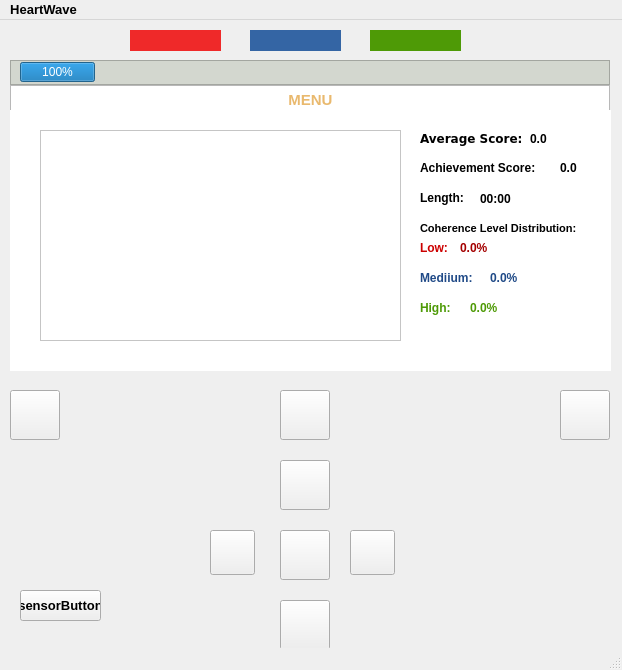
The window that mainwindow.ui (Cherrybomb33/HeartWave) describes before a commit, drawn with Qt 5.
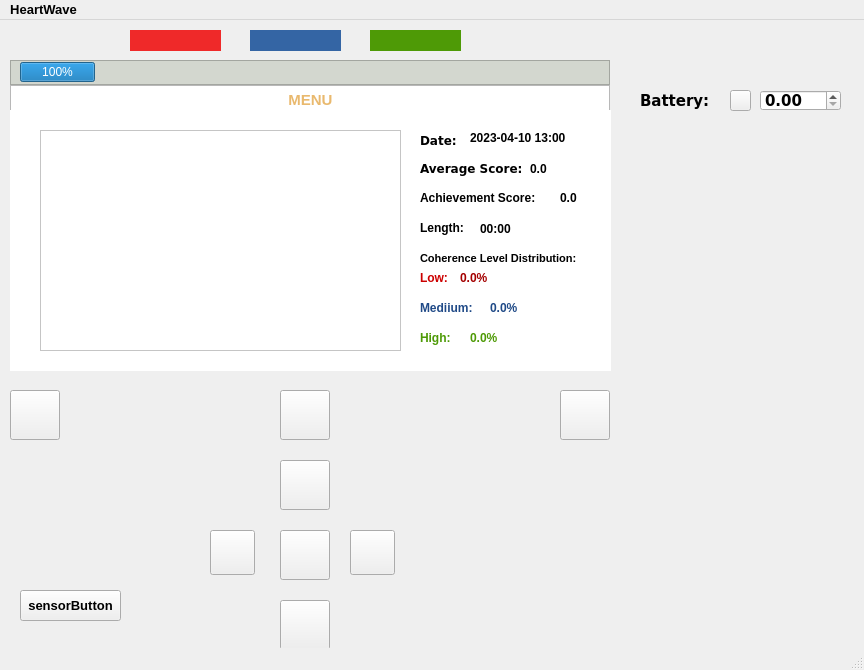
The same window after the commit. The open tabs and pages were chosen to show the change. Icons and pictures are not drawn.

What changed in the file:
```diff
--- a/mainwindow.ui
+++ b/mainwindow.ui
@@ -6,7 +6,7 @@
    <rect>
     <x>0</x>
     <y>0</y>
-    <width>622</width>
+    <width>864</width>
     <height>670</height>
    </rect>
   </property>
@@ -533,7 +533,7 @@
         <x>30</x>
         <y>20</y>
         <width>361</width>
-        <height>211</height>
+        <height>221</height>
        </rect>
       </property>
      </widget>
@@ -541,7 +541,7 @@
       <property name="geometry">
        <rect>
         <x>410</x>
-        <y>20</y>
+        <y>50</y>
         <width>101</width>
         <height>16</height>
        </rect>
@@ -562,7 +562,7 @@
       <property name="geometry">
        <rect>
         <x>410</x>
-        <y>50</y>
+        <y>80</y>
         <width>141</width>
         <height>16</height>
        </rect>
@@ -583,7 +583,7 @@
       <property name="geometry">
        <rect>
         <x>410</x>
-        <y>80</y>
+        <y>110</y>
         <width>51</width>
         <height>16</height>
        </rect>
@@ -604,7 +604,7 @@
       <property name="geometry">
        <rect>
         <x>410</x>
-        <y>110</y>
+        <y>140</y>
         <width>181</width>
         <height>16</height>
        </rect>
@@ -625,7 +625,7 @@
       <property name="geometry">
        <rect>
         <x>410</x>
-        <y>130</y>
+        <y>160</y>
         <width>41</width>
         <height>16</height>
        </rect>
@@ -646,7 +646,7 @@
       <property name="geometry">
        <rect>
         <x>410</x>
-        <y>160</y>
+        <y>190</y>
         <width>61</width>
         <height>16</height>
        </rect>
@@ -667,7 +667,7 @@
       <property name="geometry">
        <rect>
         <x>410</x>
-        <y>190</y>
+        <y>220</y>
         <width>41</width>
         <height>16</height>
        </rect>
@@ -688,7 +688,7 @@
       <property name="geometry">
        <rect>
         <x>520</x>
-        <y>20</y>
+        <y>50</y>
         <width>54</width>
         <height>17</height>
        </rect>
@@ -708,7 +708,7 @@
       <property name="geometry">
        <rect>
         <x>550</x>
-        <y>50</y>
+        <y>80</y>
         <width>41</width>
         <height>16</height>
        </rect>
@@ -728,7 +728,7 @@
       <property name="geometry">
        <rect>
         <x>470</x>
-        <y>80</y>
+        <y>110</y>
         <width>54</width>
         <height>17</height>
        </rect>
@@ -748,7 +748,7 @@
       <property name="geometry">
        <rect>
         <x>450</x>
-        <y>130</y>
+        <y>160</y>
         <width>54</width>
         <height>17</height>
        </rect>
@@ -768,7 +768,7 @@
       <property name="geometry">
        <rect>
         <x>480</x>
-        <y>160</y>
+        <y>190</y>
         <width>54</width>
         <height>17</height>
        </rect>
@@ -788,7 +788,7 @@
       <property name="geometry">
        <rect>
         <x>460</x>
-        <y>190</y>
+        <y>220</y>
         <width>54</width>
         <height>17</height>
        </rect>
@@ -804,6 +804,47 @@
        <string>&lt;html&gt;&lt;head/&gt;&lt;body&gt;&lt;p&gt;&lt;span style=&quot; color:#4e9a06;&quot;&gt;0.0%&lt;/span&gt;&lt;/p&gt;&lt;/body&gt;&lt;/html&gt;</string>
       </property>
      </widget>
+     <widget class="QLabel" name="avgLabel_2">
+      <property name="geometry">
+       <rect>
+        <x>410</x>
+        <y>20</y>
+        <width>51</width>
+        <height>21</height>
+       </rect>
+      </property>
+      <property name="font">
+       <font>
+        <family>DejaVu Sans</family>
+        <pointsize>9</pointsize>
+        <weight>75</weight>
+        <bold>true</bold>
+       </font>
+      </property>
+      <property name="text">
+       <string>Date:</string>
+      </property>
+     </widget>
+     <widget class="QLabel" name="avgSore_2">
+      <property name="geometry">
+       <rect>
+        <x>460</x>
+        <y>20</y>
+        <width>121</width>
+        <height>16</height>
+       </rect>
+      </property>
+      <property name="font">
+       <font>
+        <family>System-ui</family>
+        <weight>75</weight>
+        <bold>true</bold>
+       </font>
+      </property>
+      <property name="text">
+       <string>2023-04-10 13:00</string>
+      </property>
+     </widget>
     </widget>
    </widget>
    <widget class="QLabel" name="menuLabel">
@@ -832,7 +873,7 @@
      <rect>
       <x>20</x>
       <y>570</y>
-      <width>81</width>
+      <width>101</width>
       <height>31</height>
      </rect>
     </property>
@@ -840,6 +881,64 @@
      <string>sensorButton</string>
     </property>
    </widget>
+   <widget class="QWidget" name="BatteryWidget" native="true">
+    <property name="geometry">
+     <rect>
+      <x>630</x>
+      <y>40</y>
+      <width>221</width>
+      <height>311</height>
+     </rect>
+    </property>
+    <widget class="QLabel" name="batteryLabel">
+     <property name="geometry">
+      <rect>
+       <x>10</x>
+       <y>30</y>
+       <width>91</width>
+       <height>21</height>
+      </rect>
+     </property>
+     <property name="font">
+      <font>
+       <family>DejaVu Sans</family>
+       <pointsize>11</pointsize>
+      </font>
+     </property>
+     <property name="text">
+      <string>Battery:</string>
+     </property>
+    </widget>
+    <widget class="QDoubleSpinBox" name="batterySpinBox">
+     <property name="geometry">
+      <rect>
+       <x>130</x>
+       <y>30</y>
+       <width>81</width>
+       <height>21</height>
+      </rect>
+     </property>
+     <property name="font">
+      <font>
+       <family>DejaVu Sans</family>
+       <pointsize>11</pointsize>
+      </font>
+     </property>
+    </widget>
+    <widget class="QPushButton" name="batteryPushButton">
+     <property name="geometry">
+      <rect>
+       <x>100</x>
+       <y>30</y>
+       <width>21</width>
+       <height>21</height>
+      </rect>
+     </property>
+     <property name="text">
+      <string/>
+     </property>
+    </widget>
+   </widget>
   </widget>
   <widget class="QStatusBar" name="statusbar"/>
   <widget class="QMenuBar" name="menubar">
@@ -847,7 +946,7 @@
     <rect>
      <x>0</x>
      <y>0</y>
-     <width>622</width>
+     <width>864</width>
      <height>22</height>
     </rect>
    </property>
```
